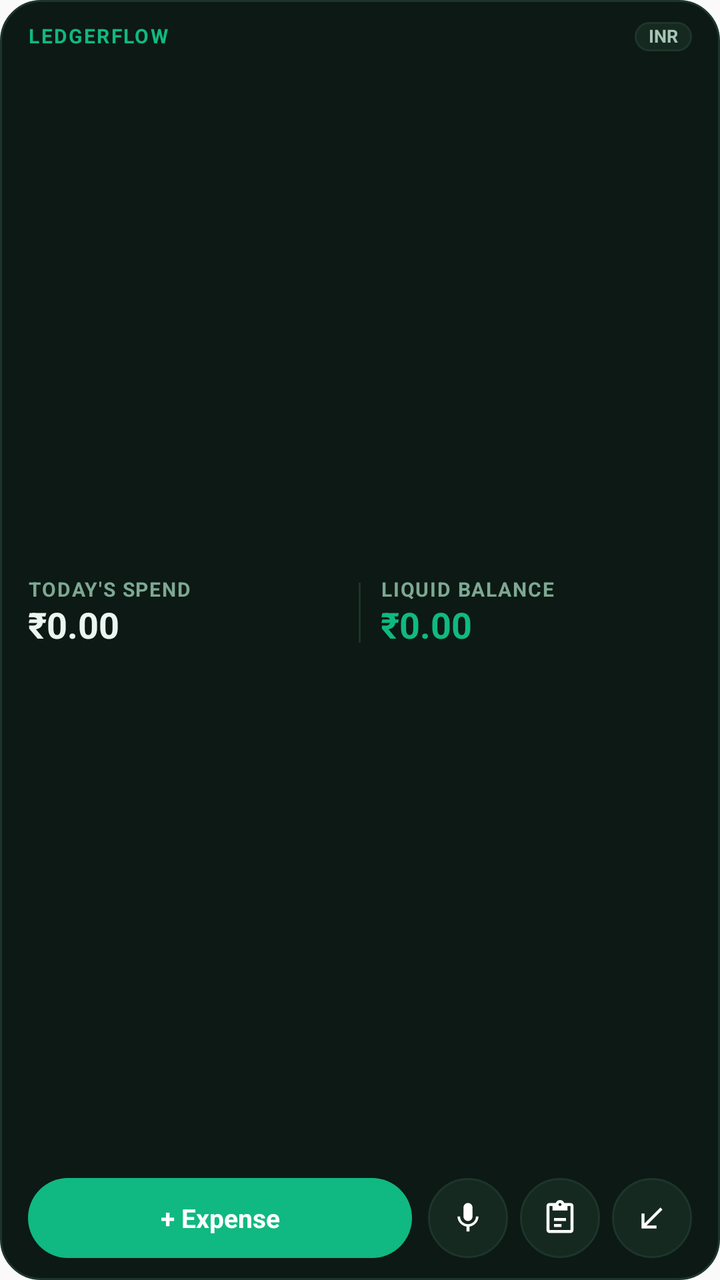
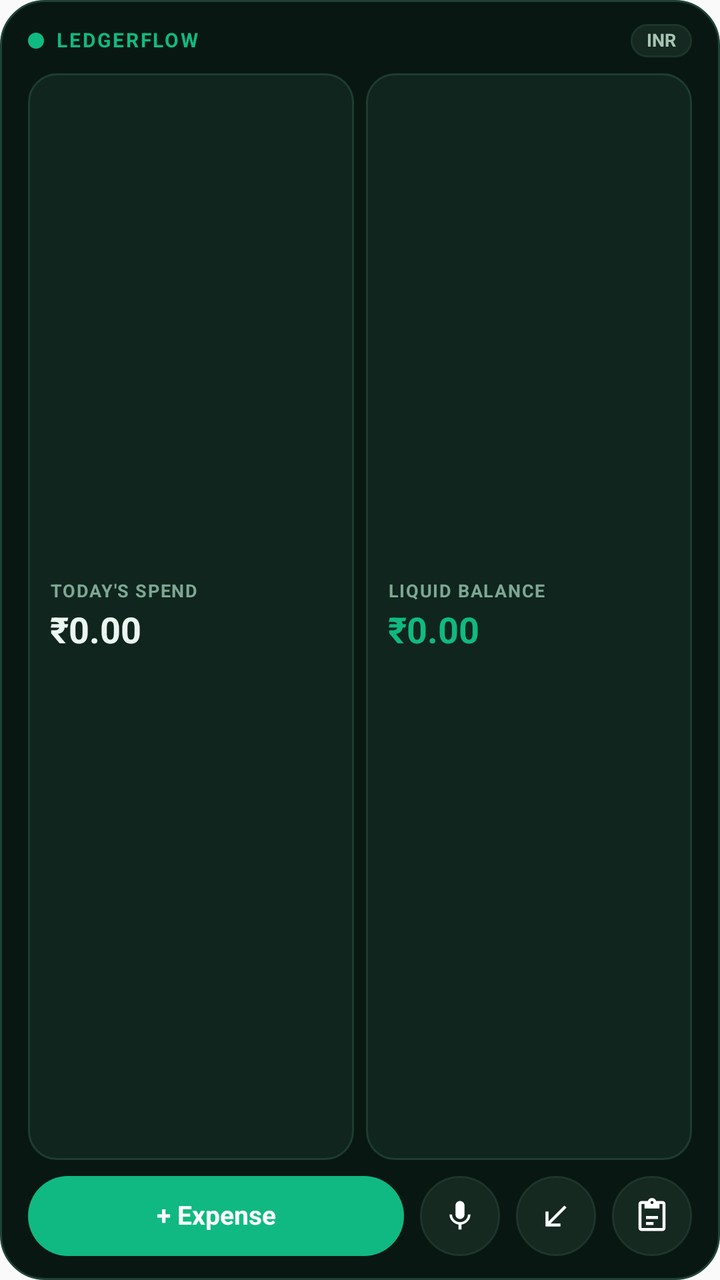

The first picture is an Android layout as it rendered before a commit; the second is the same layout after the commit. The layout source and the unified diff follow.
<!-- AndroidManifest.xml: application theme Theme.LedgerFlow -->
<!-- res/layout/widget_compact_action_bar.xml -->
<?xml version="1.0" encoding="utf-8"?>
<LinearLayout xmlns:android="http://schemas.android.com/apk/res/android"
    android:id="@+id/widget_root"
    android:layout_width="match_parent"
    android:layout_height="match_parent"
    android:background="@drawable/widget_bg_flow_dark"
    android:orientation="vertical"
    android:paddingLeft="14dp"
    android:paddingTop="11dp"
    android:paddingRight="14dp"
    android:paddingBottom="11dp">

    
    <LinearLayout
        android:id="@+id/widget_header_container"
        android:layout_width="match_parent"
        android:layout_height="wrap_content"
        android:gravity="center_vertical"
        android:orientation="horizontal">

        <TextView
            android:id="@+id/widget_brand_label"
            android:layout_width="0dp"
            android:layout_height="wrap_content"
            android:layout_weight="1"
            android:ellipsize="end"
            android:includeFontPadding="false"
            android:letterSpacing="0.08"
            android:maxLines="1"
            android:text="LEDGERFLOW"
            android:textColor="#10B981"
            android:textSize="10sp"
            android:textStyle="bold" />

        <ImageView
            android:id="@+id/widget_lock_icon"
            android:layout_width="12dp"
            android:layout_height="12dp"
            android:layout_marginEnd="6dp"
            android:contentDescription="Balances hidden"
            android:src="@drawable/ic_widget_lock"
            android:visibility="gone" />

        <TextView
            android:id="@+id/widget_currency_pill"
            android:layout_width="wrap_content"
            android:layout_height="wrap_content"
            android:background="@drawable/widget_chip_flow_dark"
            android:includeFontPadding="false"
            android:paddingLeft="7dp"
            android:paddingTop="2dp"
            android:paddingRight="7dp"
            android:paddingBottom="2dp"
            android:text="INR"
            android:textColor="#A7C4B5"
            android:textSize="9sp"
            android:textStyle="bold" />
    </LinearLayout>

    
    <LinearLayout
        android:id="@+id/widget_metrics_row"
        android:layout_width="match_parent"
        android:layout_height="0dp"
        android:layout_marginTop="6dp"
        android:layout_marginBottom="8dp"
        android:layout_weight="1"
        android:gravity="center_vertical"
        android:orientation="horizontal">

        <LinearLayout
            android:layout_width="0dp"
            android:layout_height="wrap_content"
            android:layout_weight="1"
            android:orientation="vertical"
            android:paddingEnd="8dp">

            <TextView
                android:id="@+id/widget_today_spend_label"
                android:layout_width="match_parent"
                android:layout_height="wrap_content"
                android:ellipsize="end"
                android:includeFontPadding="false"
                android:letterSpacing="0.06"
                android:maxLines="1"
                android:text="TODAY'S SPEND"
                android:textColor="#7DA894"
                android:textSize="10sp"
                android:textStyle="bold" />

            <TextView
                android:id="@+id/widget_today_spend_value"
                android:layout_width="match_parent"
                android:layout_height="wrap_content"
                android:layout_marginTop="2dp"
                android:ellipsize="end"
                android:fontFeatureSettings="tnum"
                android:includeFontPadding="false"
                android:maxLines="1"
                android:text="₹0.00"
                android:textColor="#EBF6F0"
                android:textSize="18sp"
                android:textStyle="bold" />
        </LinearLayout>

        <TextView
            android:id="@+id/widget_metrics_divider"
            android:layout_width="1dp"
            android:layout_height="30dp"
            android:background="#1D352B" />

        <LinearLayout
            android:layout_width="0dp"
            android:layout_height="wrap_content"
            android:layout_weight="1"
            android:orientation="vertical"
            android:paddingStart="10dp">

            <TextView
                android:id="@+id/widget_liquid_balance_label"
                android:layout_width="match_parent"
                android:layout_height="wrap_content"
                android:ellipsize="end"
                android:includeFontPadding="false"
                android:letterSpacing="0.06"
                android:maxLines="1"
                android:text="LIQUID BALANCE"
                android:textColor="#7DA894"
                android:textSize="10sp"
                android:textStyle="bold" />

            <TextView
                android:id="@+id/widget_liquid_balance_value"
                android:layout_width="match_parent"
                android:layout_height="wrap_content"
                android:layout_marginTop="2dp"
                android:ellipsize="end"
                android:fontFeatureSettings="tnum"
                android:includeFontPadding="false"
                android:maxLines="1"
                android:text="₹0.00"
                android:textColor="#10B981"
                android:textSize="18sp"
                android:textStyle="bold" />
        </LinearLayout>
    </LinearLayout>

    
    <LinearLayout
        android:id="@+id/widget_actions_row"
        android:layout_width="match_parent"
        android:layout_height="wrap_content"
        android:gravity="center_vertical"
        android:orientation="horizontal">

        <TextView
            android:id="@+id/btn_add_expense"
            android:layout_width="0dp"
            android:layout_height="40dp"
            android:layout_marginEnd="8dp"
            android:layout_weight="1"
            android:background="@drawable/widget_pill_emerald"
            android:ellipsize="end"
            android:gravity="center"
            android:maxLines="1"
            android:paddingLeft="12dp"
            android:paddingRight="12dp"
            android:singleLine="true"
            android:text="+ Expense"
            android:textColor="#FFFFFF"
            android:textSize="13sp"
            android:textStyle="bold" />

        <FrameLayout
            android:id="@+id/btn_voice_list"
            android:layout_width="40dp"
            android:layout_height="40dp"
            android:layout_marginEnd="6dp"
            android:background="@drawable/widget_circle_btn_flow_dark"
            android:contentDescription="Voice Shopping List">

            <ImageView
                android:id="@+id/icon_voice_list"
                android:layout_width="18dp"
                android:layout_height="18dp"
                android:layout_gravity="center"
                android:src="@drawable/ic_widget_mic" />
        </FrameLayout>

        <FrameLayout
            android:id="@+id/btn_smart_paste"
            android:layout_width="40dp"
            android:layout_height="40dp"
            android:layout_marginEnd="6dp"
            android:background="@drawable/widget_circle_btn_flow_dark"
            android:contentDescription="Smart Paste from Clipboard">

            <ImageView
                android:id="@+id/icon_smart_paste"
                android:layout_width="18dp"
                android:layout_height="18dp"
                android:layout_gravity="center"
                android:src="@drawable/ic_widget_paste" />
        </FrameLayout>

        <FrameLayout
            android:id="@+id/btn_add_income"
            android:layout_width="40dp"
            android:layout_height="40dp"
            android:background="@drawable/widget_circle_btn_flow_dark"
            android:contentDescription="Add Income">

            <ImageView
                android:id="@+id/icon_add_income"
                android:layout_width="18dp"
                android:layout_height="18dp"
                android:layout_gravity="center"
                android:src="@drawable/ic_widget_income" />
        </FrameLayout>
    </LinearLayout>
</LinearLayout>
<!-- resources referenced by this layout -->
<resources>
  <!-- drawable ic_widget_income (drawable) -->
  <vector xmlns:android="http://schemas.android.com/apk/res/android"
      android:width="24dp"
      android:height="24dp"
      android:viewportWidth="24"
      android:viewportHeight="24">
      <path
          android:fillColor="#FFFFFF"
          android:pathData="M19,6.41L17.59,5L7,15.59V9H5v10h10v-2H8.41L19,6.41z" />
  </vector>
  <!-- drawable ic_widget_lock (drawable) -->
  <vector xmlns:android="http://schemas.android.com/apk/res/android"
      android:width="16dp"
      android:height="16dp"
      android:viewportWidth="24"
      android:viewportHeight="24">
      <path
          android:fillColor="#FFFFFF"
          android:pathData="M18,8h-1V6c0,-2.76 -2.24,-5 -5,-5S7,3.24 7,6v2H6c-1.1,0 -2,0.9 -2,2v10c0,1.1 0.9,2 2,2h12c1.1,0 2,-0.9 2,-2V10C20,8.9 19.1,8 18,8zM9,6c0,-1.66 1.34,-3 3,-3s3,1.34 3,3v2H9V6zM18,20H6V10h12V20z" />
  </vector>
  <!-- drawable ic_widget_mic (drawable) -->
  <vector xmlns:android="http://schemas.android.com/apk/res/android"
      android:width="24dp"
      android:height="24dp"
      android:viewportWidth="24"
      android:viewportHeight="24">
      <path
          android:fillColor="#FFFFFF"
          android:pathData="M12,14c1.66,0 3,-1.34 3,-3V5c0,-1.66 -1.34,-3 -3,-3S9,3.34 9,5v6C9,12.66 10.34,14 12,14zM17.3,11c0,3 -2.54,5.1 -5.3,5.1S6.7,14 6.7,11H5c0,3.41 2.72,6.23 6,6.72V21h2v-3.28c3.28,-0.49 6,-3.31 6,-6.72H17.3z" />
  </vector>
  <!-- drawable ic_widget_paste (drawable) -->
  <vector xmlns:android="http://schemas.android.com/apk/res/android"
      android:width="24dp"
      android:height="24dp"
      android:viewportWidth="24"
      android:viewportHeight="24">
      <path
          android:fillColor="#FFFFFF"
          android:pathData="M19,2h-4.18C14.4,0.84 13.3,0 12,0c-1.3,0 -2.4,0.84 -2.82,2H5C3.9,2 3,2.9 3,4v16c0,1.1 0.9,2 2,2h14c1.1,0 2,-0.9 2,-2V4C21,2.9 20.1,2 19,2zM12,2c0.55,0 1,0.45 1,1s-0.45,1 -1,1s-1,-0.45 -1,-1S11.45,2 12,2zM19,20H5V4h2v3h10V4h2V20z" />
      <path
          android:fillColor="#FFFFFF"
          android:pathData="M8,12h8v2H8zM8,16h5v2H8z" />
  </vector>
  <!-- drawable widget_bg_flow_dark (drawable) -->
  <?xml version="1.0" encoding="utf-8"?>
  <shape xmlns:android="http://schemas.android.com/apk/res/android" android:shape="rectangle">
      <solid android:color="#0D1914" />
      <stroke android:width="1dp" android:color="#1D352B" />
      <corners android:radius="20dp" />
  </shape>
  <!-- drawable widget_chip_flow_dark (drawable) -->
  <?xml version="1.0" encoding="utf-8"?>
  <shape xmlns:android="http://schemas.android.com/apk/res/android" android:shape="rectangle">
      <solid android:color="#152920" />
      <stroke android:width="1dp" android:color="#1D352B" />
      <corners android:radius="10dp" />
  </shape>
  <!-- drawable widget_circle_btn_flow_dark (drawable) -->
  <?xml version="1.0" encoding="utf-8"?>
  <shape xmlns:android="http://schemas.android.com/apk/res/android" android:shape="oval">
      <solid android:color="#152920" />
      <stroke android:width="1dp" android:color="#1D352B" />
  </shape>
  <!-- drawable widget_pill_emerald (drawable) -->
  <?xml version="1.0" encoding="utf-8"?>
  <shape xmlns:android="http://schemas.android.com/apk/res/android" android:shape="rectangle">
      <solid android:color="#10B981" />
      <corners android:radius="20dp" />
  </shape>
  <style name="Theme.LedgerFlow" parent="android:Theme.Material.Light.NoActionBar">
          <item name="android:statusBarColor">@android:color/transparent</item>
          <item name="android:navigationBarColor">@android:color/transparent</item>
          <item name="android:windowLightStatusBar">true</item>
      </style>
</resources>

<!-- the commit's change to res/layout/widget_compact_action_bar.xml (unified diff, before → after) -->
@@ -6,9 +6,9 @@
     android:background="@drawable/widget_bg_flow_dark"
     android:orientation="vertical"
     android:paddingLeft="14dp"
-    android:paddingTop="11dp"
+    android:paddingTop="12dp"
     android:paddingRight="14dp"
-    android:paddingBottom="11dp">
+    android:paddingBottom="12dp">
 
     
     <LinearLayout
@@ -19,13 +19,21 @@
         android:orientation="horizontal">
 
         <TextView
+            android:id="@+id/widget_brand_dot"
+            android:layout_width="8dp"
+            android:layout_height="8dp"
+            android:layout_marginEnd="6dp"
+            android:background="@drawable/widget_pill_emerald"
+            android:text="" />
+
+        <TextView
             android:id="@+id/widget_brand_label"
             android:layout_width="0dp"
             android:layout_height="wrap_content"
             android:layout_weight="1"
             android:ellipsize="end"
             android:includeFontPadding="false"
-            android:letterSpacing="0.08"
+            android:letterSpacing="0.09"
             android:maxLines="1"
             android:text="LEDGERFLOW"
             android:textColor="#10B981"
@@ -34,23 +42,40 @@
 
         <ImageView
             android:id="@+id/widget_lock_icon"
-            android:layout_width="12dp"
-            android:layout_height="12dp"
+            android:layout_width="13dp"
+            android:layout_height="13dp"
             android:layout_marginEnd="6dp"
             android:contentDescription="Balances hidden"
             android:src="@drawable/ic_widget_lock"
             android:visibility="gone" />
 
         <TextView
-            android:id="@+id/widget_currency_pill"
+            android:id="@+id/widget_pending_pill"
             android:layout_width="wrap_content"
             android:layout_height="wrap_content"
+            android:layout_marginEnd="6dp"
             android:background="@drawable/widget_chip_flow_dark"
             android:includeFontPadding="false"
             android:paddingLeft="7dp"
             android:paddingTop="2dp"
             android:paddingRight="7dp"
             android:paddingBottom="2dp"
+            android:text="0 PENDING"
+            android:textColor="#FBBF24"
+            android:textSize="9sp"
+            android:textStyle="bold"
+            android:visibility="gone" />
+
+        <TextView
+            android:id="@+id/widget_currency_pill"
+            android:layout_width="wrap_content"
+            android:layout_height="wrap_content"
+            android:background="@drawable/widget_chip_flow_dark"
+            android:includeFontPadding="false"
+            android:paddingLeft="8dp"
+            android:paddingTop="3dp"
+            android:paddingRight="8dp"
+            android:paddingBottom="3dp"
             android:text="INR"
             android:textColor="#A7C4B5"
             android:textSize="9sp"
@@ -62,18 +87,25 @@
         android:id="@+id/widget_metrics_row"
         android:layout_width="match_parent"
         android:layout_height="0dp"
-        android:layout_marginTop="6dp"
+        android:layout_marginTop="8dp"
         android:layout_marginBottom="8dp"
         android:layout_weight="1"
         android:gravity="center_vertical"
         android:orientation="horizontal">
 
         <LinearLayout
-            android:layout_width="0dp"
-            android:layout_height="wrap_content"
-            android:layout_weight="1"
+            android:id="@+id/widget_spend_well"
+            android:layout_width="0dp"
+            android:layout_height="match_parent"
+            android:layout_marginEnd="6dp"
+            android:layout_weight="1"
+            android:background="@drawable/widget_well_flow_dark"
+            android:gravity="center_vertical"
             android:orientation="vertical"
-            android:paddingEnd="8dp">
+            android:paddingLeft="11dp"
+            android:paddingTop="8dp"
+            android:paddingRight="11dp"
+            android:paddingBottom="8dp">
 
             <TextView
                 android:id="@+id/widget_today_spend_label"
@@ -85,14 +117,14 @@
                 android:maxLines="1"
                 android:text="TODAY'S SPEND"
                 android:textColor="#7DA894"
-                android:textSize="10sp"
+                android:textSize="9sp"
                 android:textStyle="bold" />
 
             <TextView
                 android:id="@+id/widget_today_spend_value"
                 android:layout_width="match_parent"
                 android:layout_height="wrap_content"
-                android:layout_marginTop="2dp"
+                android:layout_marginTop="4dp"
                 android:ellipsize="end"
                 android:fontFeatureSettings="tnum"
                 android:includeFontPadding="false"
@@ -103,18 +135,18 @@
                 android:textStyle="bold" />
         </LinearLayout>
 
-        <TextView
-            android:id="@+id/widget_metrics_divider"
-            android:layout_width="1dp"
-            android:layout_height="30dp"
-            android:background="#1D352B" />
-
         <LinearLayout
-            android:layout_width="0dp"
-            android:layout_height="wrap_content"
-            android:layout_weight="1"
+            android:id="@+id/widget_balance_well"
+            android:layout_width="0dp"
+            android:layout_height="match_parent"
+            android:layout_weight="1"
+            android:background="@drawable/widget_well_flow_dark"
+            android:gravity="center_vertical"
             android:orientation="vertical"
-            android:paddingStart="10dp">
+            android:paddingLeft="11dp"
+            android:paddingTop="8dp"
+            android:paddingRight="11dp"
+            android:paddingBottom="8dp">
 
             <TextView
                 android:id="@+id/widget_liquid_balance_label"
@@ -126,14 +158,14 @@
                 android:maxLines="1"
                 android:text="LIQUID BALANCE"
                 android:textColor="#7DA894"
-                android:textSize="10sp"
+                android:textSize="9sp"
                 android:textStyle="bold" />
 
             <TextView
                 android:id="@+id/widget_liquid_balance_value"
                 android:layout_width="match_parent"
                 android:layout_height="wrap_content"
-                android:layout_marginTop="2dp"
+                android:layout_marginTop="4dp"
                 android:ellipsize="end"
                 android:fontFeatureSettings="tnum"
                 android:includeFontPadding="false"
@@ -147,9 +179,61 @@
 
     
     <LinearLayout
+        android:id="@+id/widget_monthly_strip"
+        android:layout_width="match_parent"
+        android:layout_height="wrap_content"
+        android:layout_marginBottom="8dp"
+        android:background="@drawable/widget_well_flow_dark"
+        android:gravity="center_vertical"
+        android:orientation="horizontal"
+        android:paddingLeft="11dp"
+        android:paddingTop="7dp"
+        android:paddingRight="11dp"
+        android:paddingBottom="7dp"
+        android:visibility="gone">
+
+        <TextView
+            android:id="@+id/widget_monthly_label"
+            android:layout_width="0dp"
+            android:layout_height="wrap_content"
+            android:layout_weight="1"
+            android:ellipsize="end"
+            android:includeFontPadding="false"
+            android:maxLines="1"
+            android:text="THIS MONTH FLOW"
+            android:textColor="#7DA894"
+            android:textSize="10sp"
+            android:textStyle="bold" />
+
+        <TextView
+            android:id="@+id/widget_monthly_inflow"
+            android:layout_width="wrap_content"
+            android:layout_height="wrap_content"
+            android:layout_marginEnd="10dp"
+            android:fontFeatureSettings="tnum"
+            android:includeFontPadding="false"
+            android:text="+₹0"
+            android:textColor="#10B981"
+            android:textSize="12sp"
+            android:textStyle="bold" />
+
+        <TextView
+            android:id="@+id/widget_monthly_outflow"
+            android:layout_width="wrap_content"
+            android:layout_height="wrap_content"
+            android:fontFeatureSettings="tnum"
+            android:includeFontPadding="false"
+            android:text="-₹0"
+            android:textColor="#FB7185"
+            android:textSize="12sp"
+            android:textStyle="bold" />
+    </LinearLayout>
+
+    
+    <LinearLayout
         android:id="@+id/widget_actions_row"
         android:layout_width="match_parent"
-        android:layout_height="wrap_content"
+        android:layout_height="40dp"
         android:gravity="center_vertical"
         android:orientation="horizontal">
 
@@ -157,15 +241,15 @@
             android:id="@+id/btn_add_expense"
             android:layout_width="0dp"
             android:layout_height="40dp"
-            android:layout_marginEnd="8dp"
             android:layout_weight="1"
             android:background="@drawable/widget_pill_emerald"
-            android:ellipsize="end"
+            android:clickable="true"
+            android:focusable="true"
             android:gravity="center"
+            android:includeFontPadding="false"
             android:maxLines="1"
             android:paddingLeft="12dp"
             android:paddingRight="12dp"
-            android:singleLine="true"
             android:text="+ Expense"
             android:textColor="#FFFFFF"
             android:textSize="13sp"
@@ -175,47 +259,57 @@
             android:id="@+id/btn_voice_list"
             android:layout_width="40dp"
             android:layout_height="40dp"
-            android:layout_marginEnd="6dp"
+            android:layout_marginStart="8dp"
             android:background="@drawable/widget_circle_btn_flow_dark"
-            android:contentDescription="Voice Shopping List">
+            android:clickable="true"
+            android:contentDescription="Voice Expense"
+            android:focusable="true">
 
             <ImageView
                 android:id="@+id/icon_voice_list"
                 android:layout_width="18dp"
                 android:layout_height="18dp"
                 android:layout_gravity="center"
+                android:contentDescription="Voice Expense"
                 android:src="@drawable/ic_widget_mic" />
+        </FrameLayout>
+
+        <FrameLayout
+            android:id="@+id/btn_add_income"
+            android:layout_width="40dp"
+            android:layout_height="40dp"
+            android:layout_marginStart="8dp"
+            android:background="@drawable/widget_circle_btn_flow_dark"
+            android:clickable="true"
+            android:contentDescription="Add Income"
+            android:focusable="true">
+
+            <ImageView
+                android:id="@+id/icon_add_income"
+                android:layout_width="18dp"
+                android:layout_height="18dp"
+                android:layout_gravity="center"
+                android:contentDescription="Add Income"
+                android:src="@drawable/ic_widget_income" />
         </FrameLayout>
 
         <FrameLayout
             android:id="@+id/btn_smart_paste"
             android:layout_width="40dp"
             android:layout_height="40dp"
-            android:layout_marginEnd="6dp"
+            android:layout_marginStart="8dp"
             android:background="@drawable/widget_circle_btn_flow_dark"
-            android:contentDescription="Smart Paste from Clipboard">
+            android:clickable="true"
+            android:contentDescription="Smart Paste"
+            android:focusable="true">
 
             <ImageView
                 android:id="@+id/icon_smart_paste"
                 android:layout_width="18dp"
                 android:layout_height="18dp"
                 android:layout_gravity="center"
+                android:contentDescription="Smart Paste"
                 android:src="@drawable/ic_widget_paste" />
-        </FrameLayout>
-
-        <FrameLayout
-            android:id="@+id/btn_add_income"
-            android:layout_width="40dp"
-            android:layout_height="40dp"
-            android:background="@drawable/widget_circle_btn_flow_dark"
-            android:contentDescription="Add Income">
-
-            <ImageView
-                android:id="@+id/icon_add_income"
-                android:layout_width="18dp"
-                android:layout_height="18dp"
-                android:layout_gravity="center"
-                android:src="@drawable/ic_widget_income" />
         </FrameLayout>
     </LinearLayout>
 </LinearLayout>
<!-- resource entries referenced after the edit -->
@@ -46,9 +46,9 @@
   <!-- drawable widget_bg_flow_dark (drawable) -->
   <?xml version="1.0" encoding="utf-8"?>
   <shape xmlns:android="http://schemas.android.com/apk/res/android" android:shape="rectangle">
-      <solid android:color="#0D1914" />
-      <stroke android:width="1dp" android:color="#1D352B" />
-      <corners android:radius="20dp" />
+      <solid android:color="#091712" />
+      <stroke android:width="1dp" android:color="#1F4234" />
+      <corners android:radius="22dp" />
   </shape>
   <!-- drawable widget_chip_flow_dark (drawable) -->
   <?xml version="1.0" encoding="utf-8"?>
@@ -69,6 +69,13 @@
       <solid android:color="#10B981" />
       <corners android:radius="20dp" />
   </shape>
+  <!-- drawable widget_well_flow_dark (drawable) -->
+  <?xml version="1.0" encoding="utf-8"?>
+  <shape xmlns:android="http://schemas.android.com/apk/res/android" android:shape="rectangle">
+      <solid android:color="#10251D" />
+      <stroke android:width="1dp" android:color="#1D3D30" />
+      <corners android:radius="14dp" />
+  </shape>
   <style name="Theme.LedgerFlow" parent="android:Theme.Material.Light.NoActionBar">
           <item name="android:statusBarColor">@android:color/transparent</item>
           <item name="android:navigationBarColor">@android:color/transparent</item>
